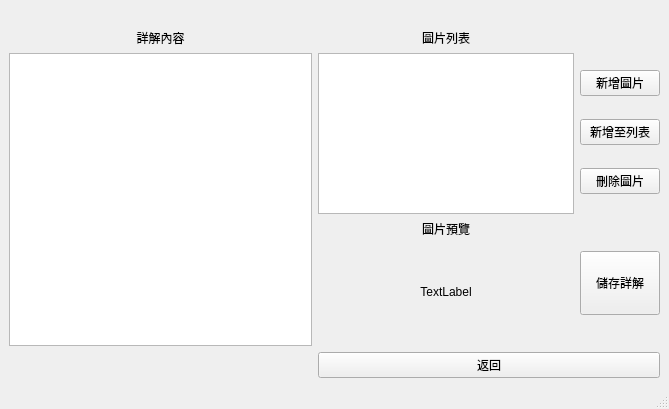
Qt form view/UI/Add_Solution_UI.ui (allen880612/Question-Database-System) before a commit.
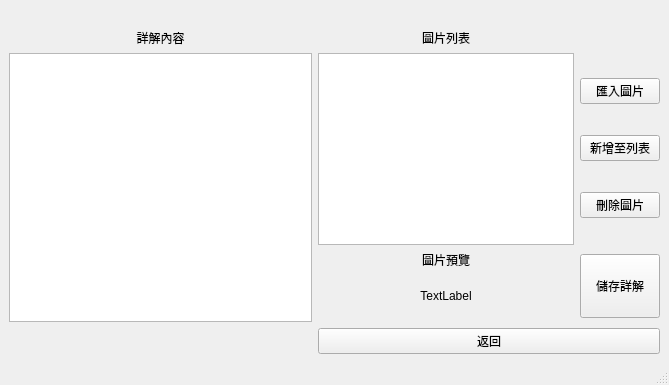
The same form after that commit.

```diff
--- a/view/UI/Add_Solution_UI.ui
+++ b/view/UI/Add_Solution_UI.ui
@@ -7,7 +7,7 @@
     <x>0</x>
     <y>0</y>
     <width>669</width>
-    <height>409</height>
+    <height>385</height>
    </rect>
   </property>
   <property name="windowTitle">
@@ -68,16 +68,19 @@
        <layout class="QGridLayout" name="gridLayout_2">
         <item row="3" column="0">
          <widget class="QLabel" name="label_preview_image">
+          <property name="enabled">
+           <bool>true</bool>
+          </property>
           <property name="sizePolicy">
-           <sizepolicy hsizetype="Preferred" vsizetype="Preferred">
+           <sizepolicy hsizetype="Expanding" vsizetype="Expanding">
             <horstretch>0</horstretch>
-            <verstretch>128</verstretch>
+            <verstretch>0</verstretch>
            </sizepolicy>
           </property>
           <property name="minimumSize">
            <size>
-            <width>256</width>
-            <height>96</height>
+            <width>0</width>
+            <height>0</height>
            </size>
           </property>
           <property name="maximumSize">
@@ -105,7 +108,14 @@
          </widget>
         </item>
         <item row="1" column="0">
-         <widget class="QListWidget" name="list_widget_image"/>
+         <widget class="QListWidget" name="list_widget_image">
+          <property name="sizePolicy">
+           <sizepolicy hsizetype="Expanding" vsizetype="Fixed">
+            <horstretch>0</horstretch>
+            <verstretch>0</verstretch>
+           </sizepolicy>
+          </property>
+         </widget>
         </item>
         <item row="2" column="0">
          <widget class="QLabel" name="label_image_preview_title">
@@ -122,7 +132,7 @@
           <item>
            <widget class="QPushButton" name="button_add_image">
             <property name="text">
-             <string>新增圖片</string>
+             <string>匯入圖片</string>
             </property>
            </widget>
           </item>
```
